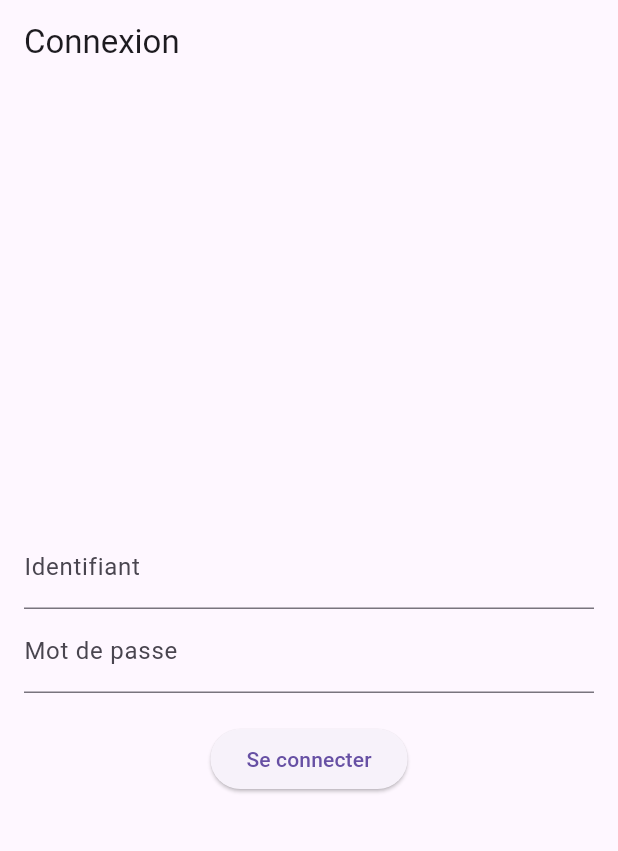
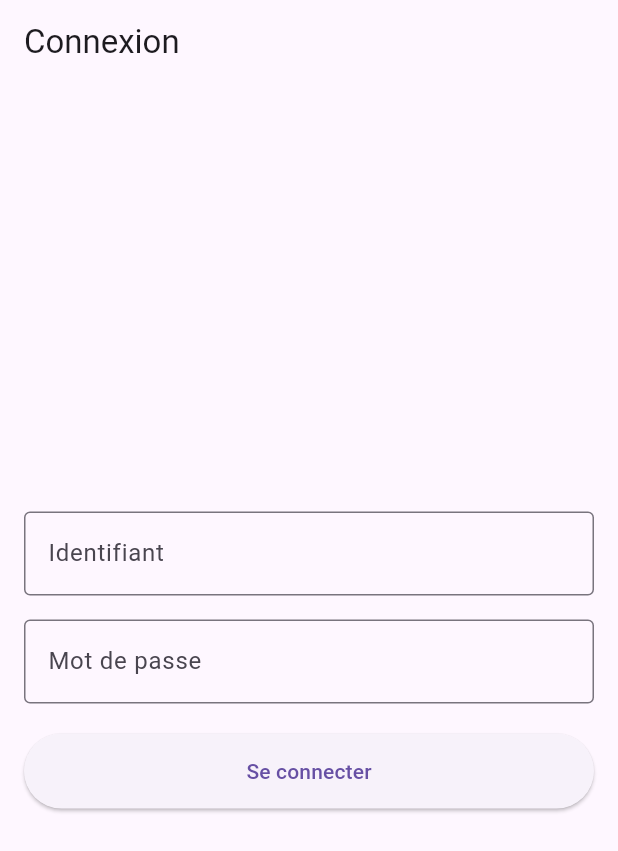
Before and after one commit to Raphael-Aldric-Girard/Gestion_De_Circuit_App_Lourde, a Flutter app: the screen it shows after launch, on a phone screen of 412 x 824 dp. Shown: the top 851 px of the screen. Run offline on Flutter 3.47's test engine with Material 3 defaults, Android fonts, the phone set to English and light mode, and no system bars.

```diff
--- a/speedcircuitgestion/lib/main.dart
+++ b/speedcircuitgestion/lib/main.dart
@@ -26,27 +26,59 @@ class _AuthScreenState extends State<AuthScreen> {
   final TextEditingController _identifiantController = TextEditingController();
   final TextEditingController _passwordController = TextEditingController();
   String _errorMessage = '';
+  bool _isLoading = false;
 
   Future<void> _login() async {
-    final String identifiant = _identifiantController.text;
-    final String password = _passwordController.text;
+    final String identifiant = _identifiantController.text.trim();
+    final String password = _passwordController.text.trim();
+
+    // Validation basique
+    if (identifiant.isEmpty || password.isEmpty) {
+      setState(() {
+        _errorMessage = 'Veuillez remplir tous les champs';
+      });
+      return;
+    }
+
+    setState(() {
+      _isLoading = true;
+      _errorMessage = '';
+    });
 
     try {
       final result = await ApiService().login(identifiant, password);
-      if (result.containsKey('message')) {
-        Navigator.of(context).pushReplacement(
-          MaterialPageRoute(builder: (context) => EvenementPage())
-        );
+
+      print('Résultat API: $result'); // Debug
+
+      // Vérifier si la connexion a réussi
+      if (result != null && !result.containsKey('error')) {
+        // Connexion réussie - navigation
+        if (mounted) {
+          Navigator.of(context).pushReplacement(
+            MaterialPageRoute(builder: (context) => EvenementPage())
+          );
+        }
       } else {
+        // Échec de connexion
         setState(() {
-          _errorMessage = 'Echec de la connexion : ${result['error']}';
+          _errorMessage = result['error'] ?? 'Identifiants incorrects';
+          _isLoading = false;
         });
       }
     } catch (error) {
+      print('Erreur: $error'); // Debug
       setState(() {
-        _errorMessage = 'Erreur de connexion au serveur';
+        _errorMessage = 'Erreur de connexion au serveur: $error';
+        _isLoading = false;
       });
     }
+  }
+
+  @override
+  void dispose() {
+    _identifiantController.dispose();
+    _passwordController.dispose();
+    super.dispose();
   }
 
   @override
@@ -60,19 +92,40 @@ class _AuthScreenState extends State<AuthScreen> {
           children: [
             TextField(
               controller: _identifiantController,
-              decoration: InputDecoration(labelText: 'Identifiant'),
+              decoration: InputDecoration(
+                labelText: 'Identifiant',
+                border: OutlineInputBorder(),
+              ),
+              enabled: !_isLoading,
             ),
+            SizedBox(height: 16),
             TextField(
               controller: _passwordController,
-              decoration: InputDecoration(labelText: 'Mot de passe'),
+              decoration: InputDecoration(
+                labelText: 'Mot de passe',
+                border: OutlineInputBorder(),
+              ),
               obscureText: true,
+              enabled: !_isLoading,
             ),
             SizedBox(height: 20),
-            ElevatedButton(onPressed: _login, child: Text('Se connecter')),
+            _isLoading
+                ? CircularProgressIndicator()
+                : ElevatedButton(
+                    onPressed: _login,
+                    child: Text('Se connecter'),
+                    style: ElevatedButton.styleFrom(
+                      minimumSize: Size(double.infinity, 50),
+                    ),
+                  ),
             if (_errorMessage.isNotEmpty)
               Padding(
                 padding: const EdgeInsets.only(top: 16.0),
-                child: Text(_errorMessage, style: TextStyle(color: Colors.red)),
+                child: Text(
+                  _errorMessage,
+                  style: TextStyle(color: Colors.red),
+                  textAlign: TextAlign.center,
+                ),
               ),
           ],
         ),
```
